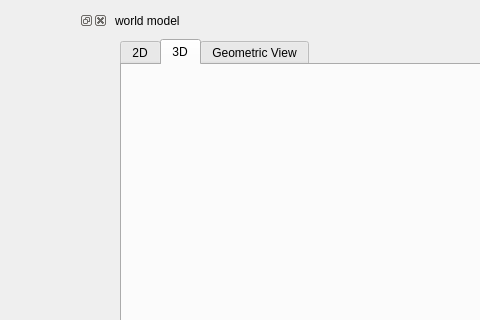
Qt form components/missionAgent/src/guiDlg.ui (robocomp/robocomp-shelly) before a commit; both pictures show x 309 to 789 and y 0 to 320 of the 1201 by 876 pixel window.
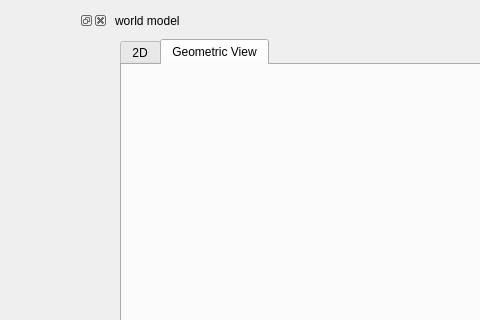
The same form after that commit. The open tabs and pages were chosen to show the change.

What changed in the file:
```diff
--- a/components/missionAgent/src/guiDlg.ui
+++ b/components/missionAgent/src/guiDlg.ui
@@ -374,16 +374,6 @@
              </item>
             </layout>
            </widget>
-           <widget class="QWidget" name="tab_2">
-            <attribute name="title">
-             <string>3D</string>
-            </attribute>
-            <layout class="QVBoxLayout" name="verticalLayout_4">
-             <item>
-              <widget class="QWidget" name="widget3D" native="true"/>
-             </item>
-            </layout>
-           </widget>
            <widget class="QWidget" name="tab_3">
             <attribute name="title">
              <string>Geometric View</string>
```
Left out of the diff: 2 changed lines with no effect on the pictures.
